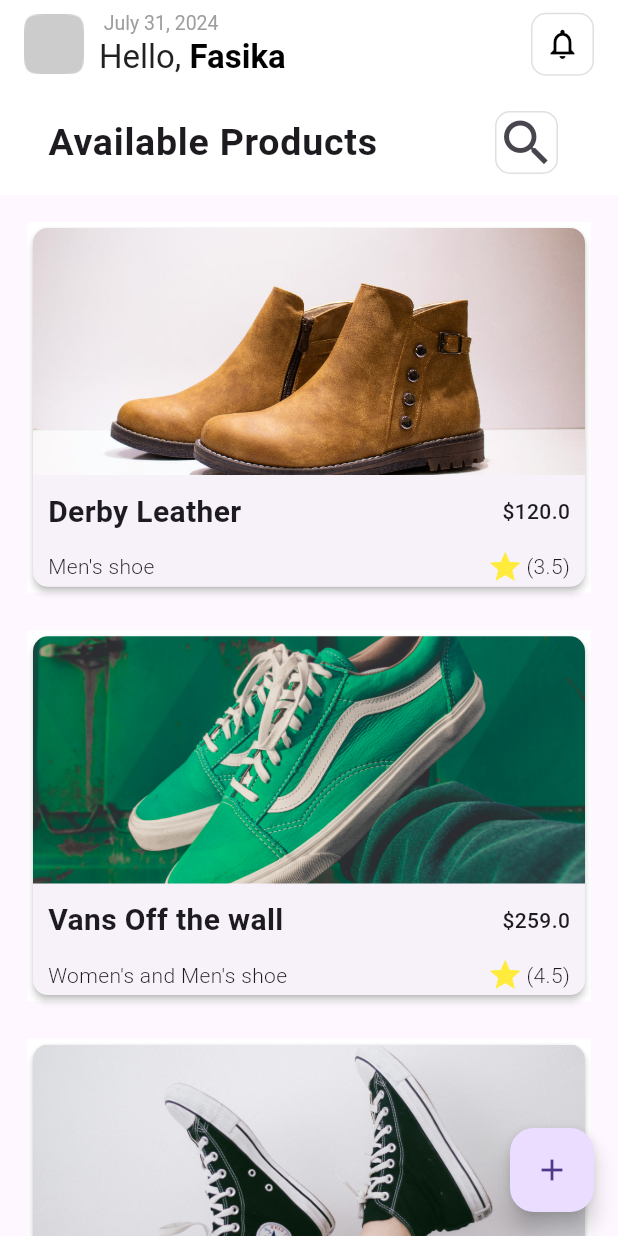
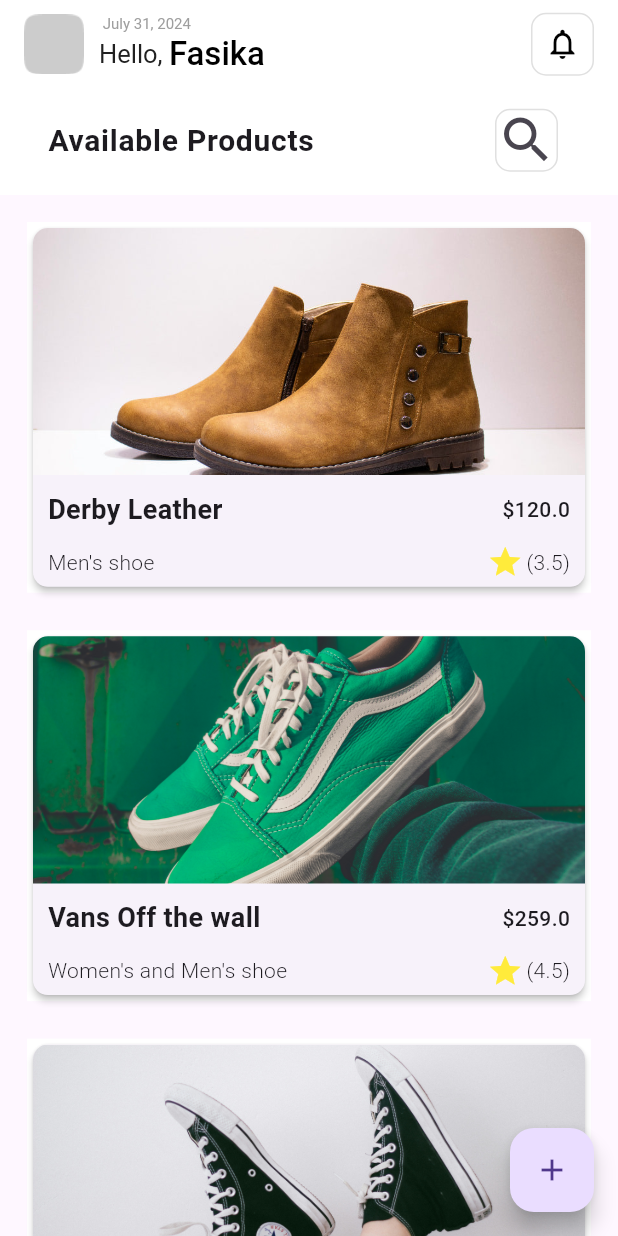
Before and after one commit to Fasikagebrehana/Mobile-Development-Internship, a Flutter app: the screen it shows after launch, on a phone screen of 412 x 824 dp. Run offline on Flutter 3.47's test engine with Material 3 defaults, Android fonts, the phone set to English and light mode, and no system bars; our stand-ins replace image_picker; Roboto replaces fonts that are missing (Poppins, Sora).

Commit message:
font details

```diff
--- a/mobile/Fasika Gebrehana/lib/cards.dart
+++ b/mobile/Fasika Gebrehana/lib/cards.dart
@@ -45,7 +45,7 @@ class Cards extends StatelessWidget {
                           product.name,
                           style: TextStyle(
                             fontFamily: 'Poppins',
-                            fontSize: 20,
+                            fontSize: 18,
                             fontWeight: FontWeight.w600,
                           ),
                         ),
--- a/mobile/Fasika Gebrehana/lib/main.dart
+++ b/mobile/Fasika Gebrehana/lib/main.dart
@@ -65,7 +65,7 @@ class HomePage extends StatelessWidget {
                       style: TextStyle(
                         fontWeight: FontWeight.w400,
                         fontFamily: 'Sora',
-                        fontSize: 13,
+                        fontSize: 10,
                         color: Colors.grey.shade500,
                       ),
                     ),
@@ -74,15 +74,15 @@ class HomePage extends StatelessWidget {
                         Text(
                           "Hello, ",
                           style: TextStyle(
-                            color: Colors.grey.shade900,
-                            fontWeight: FontWeight.w400,
-                          ),
+                              color: Colors.grey.shade900,
+                              fontWeight: FontWeight.w400,
+                              fontSize: 17),
                         ),
                         Text(
                           "Fasika",
                           style: TextStyle(
                             color: Colors.black,
-                            fontWeight: FontWeight.bold,
+                            fontWeight: FontWeight.w500,
                           ),
                         ),
                       ],
@@ -103,13 +103,13 @@ class HomePage extends StatelessWidget {
                 ),
               ],
             ),
-            const SizedBox(height: 15), // Space between the Row and ListTile
+            const SizedBox(height: 15),
             ListTile(
               title: Text(
                 "Available Products",
                 style: TextStyle(
                   fontFamily: "Poppins",
-                  fontSize: 25,
+                  fontSize: 20,
                   fontWeight: FontWeight.bold,
                 ),
               ),
```
